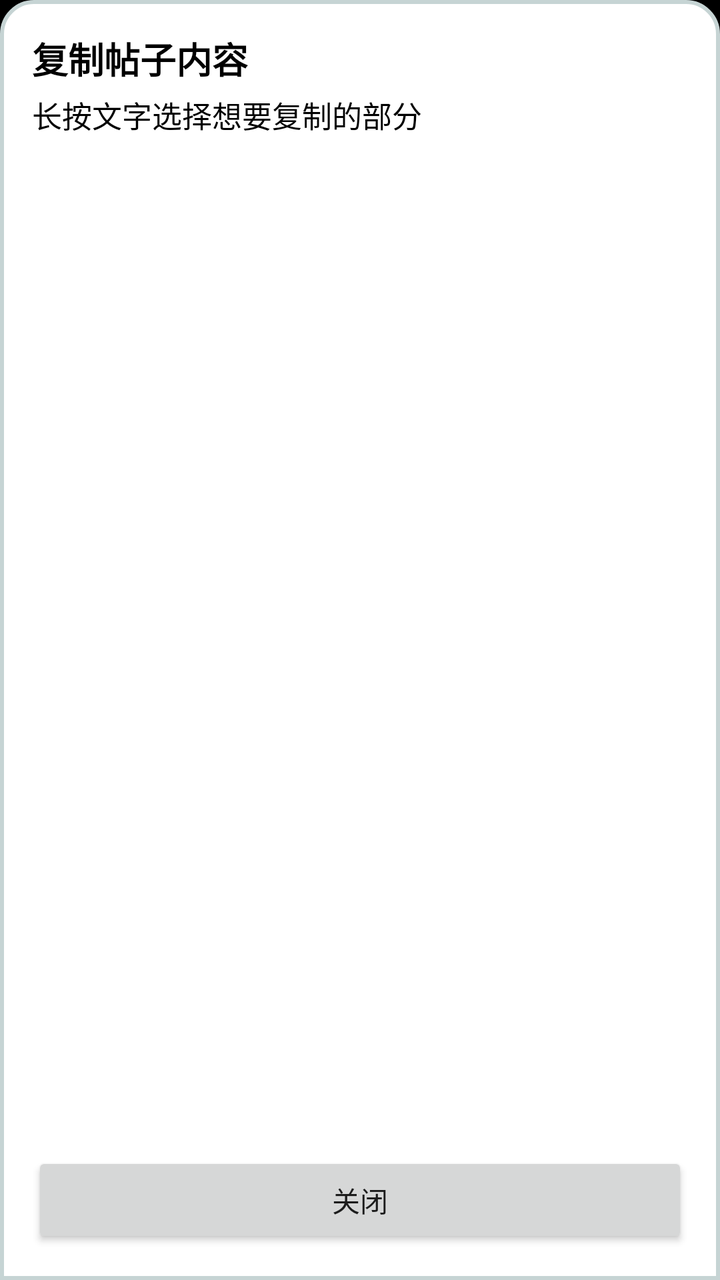
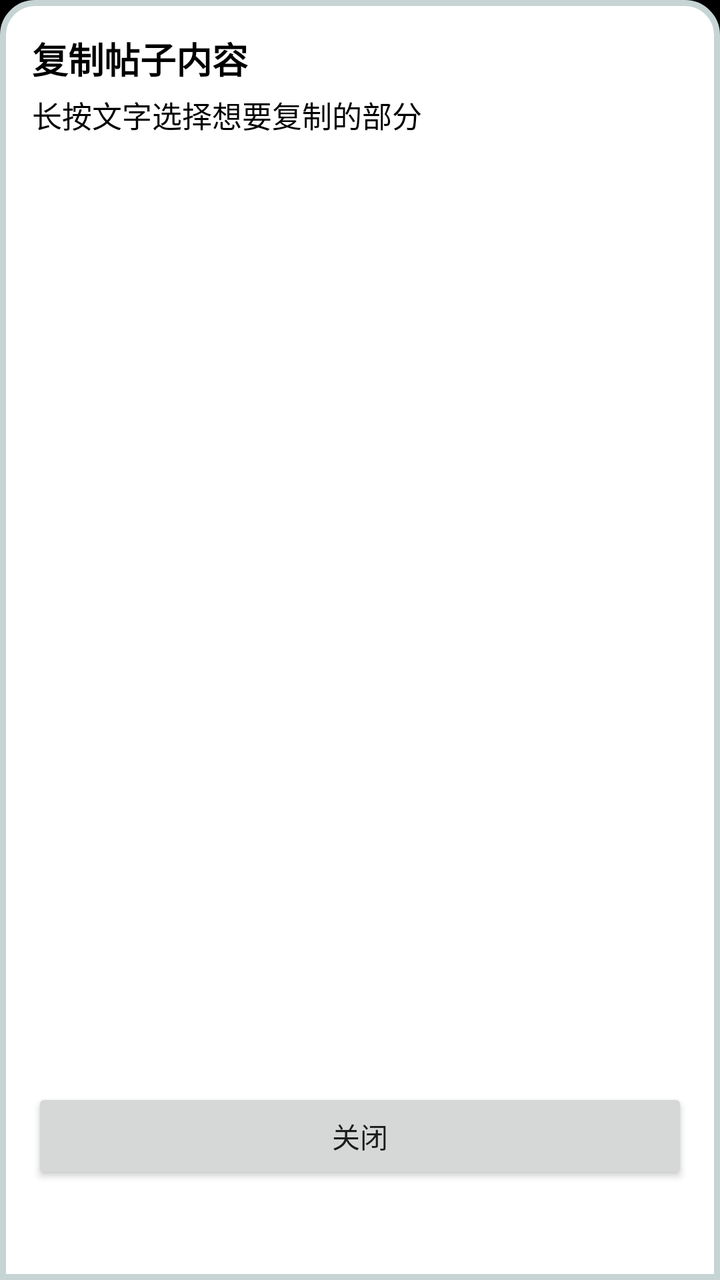

Compare the two renders of this Android layout. The source of the first and the diff that turns it into the second are given below.
<!-- AndroidManifest.xml: application theme AppTheme -->
<!-- res/layout/dialog_copy_text.xml -->
<?xml version="1.0" encoding="utf-8"?>
<LinearLayout xmlns:android="http://schemas.android.com/apk/res/android"
    android:layout_width="match_parent"
    android:layout_height="wrap_content"
    android:orientation="vertical"
    android:background="@drawable/dialog_bottom_sheet_bg"
    android:padding="16dp">

    <TextView
        android:layout_width="match_parent"
        android:layout_height="wrap_content"
        android:text="复制帖子内容"
        android:textColor="@color/status_text_night"
        android:textSize="@dimen/zsmth_font_size_large"
        android:textStyle="bold"
        android:paddingBottom="4dp" />

    <TextView
        android:layout_width="match_parent"
        android:layout_height="wrap_content"
        android:text="长按文字选择想要复制的部分"
        android:textColor="@color/status_text_night"
        android:textSize="@dimen/zsmth_font_size_small"
        android:paddingBottom="10dp" />

    <ScrollView
        android:layout_width="match_parent"
        android:layout_height="0dp"
        android:layout_weight="1"
        android:maxHeight="420dp">

        <TextView
            android:id="@+id/copy_text_content"
            android:layout_width="match_parent"
            android:layout_height="wrap_content"
            android:textIsSelectable="true"
            android:textColor="@color/status_text_night"
            android:textSize="@dimen/zsmth_font_size_medium"
            android:padding="4dp"
            android:lineSpacingExtra="2dp" />
    </ScrollView>

    <Button
        android:id="@+id/copy_text_close"
        android:layout_width="match_parent"
        android:layout_height="wrap_content"
        android:layout_marginTop="12dp"
        android:text="关闭" />
</LinearLayout>
<!-- resources referenced by this layout -->
<resources>
  <color name="status_text_night">#000000</color>
  <dimen name="zsmth_font_size_large">18sp</dimen>
  <dimen name="zsmth_font_size_medium">17sp</dimen>
  <dimen name="zsmth_font_size_small">15sp</dimen>
  <!-- drawable dialog_bottom_sheet_bg (drawable) -->
  <?xml version="1.0" encoding="utf-8"?>
  <shape xmlns:android="http://schemas.android.com/apk/res/android"
      android:shape="rectangle">
      <solid android:color="@color/body_background_night" />
      <stroke
          android:width="2dp"
          android:color="@color/recycler_view_divider" />
      <corners
          android:topLeftRadius="16dp"
          android:topRightRadius="16dp"
          android:bottomLeftRadius="0dp"
          android:bottomRightRadius="0dp" />
  </shape>
  <style name="AppTheme" parent="Theme.AppCompat.Light.DarkActionBar">
      
      <item name="android:windowOptOutEdgeToEdgeEnforcement">true</item>
      
      <item name="colorPrimary">@color/colorPrimary</item>
      <item name="colorPrimaryDark">@color/colorPrimaryDark</item>
      <item name="colorAccent">@color/colorAccent</item>
  
      <item name="android:windowIsTranslucent">true</item>
      <item name="android:windowAnimationStyle">@style/ActivityAnimFade</item>
  
      
      <item name="android:windowBackground">@color/black_background</item>
  
      <item name="preferenceTheme">@style/MyPreferenceThemeOverlay</item>
    </style>
  <color name="body_background_night">#FFFFFF</color>
  <color name="recycler_view_divider">#c6d4d4</color>
  <color name="colorPrimary">#607D8B</color>
  <color name="colorPrimaryDark">#455A64</color>
  <color name="colorAccent">#FF4081</color>
  <style name="ActivityAnimFade" parent="@android:style/Animation.Activity">
      <item name="android:activityOpenEnterAnimation">@anim/activity_fade_in</item>
      <item name="android:activityOpenExitAnimation">@anim/activity_hold</item>
      <item name="android:activityCloseEnterAnimation">@anim/activity_fade_in</item>
      <item name="android:activityCloseExitAnimation">@anim/activity_fade_out</item>
    </style>
  <color name="black_background">#000000</color>
  <style name="MyPreferenceThemeOverlay" parent="PreferenceThemeOverlay.v14.Material">
      <item name="android:background">@color/body_background_night</item>
      <item name="android:textColor">@color/status_text_night</item>
      <item name="android:textColorSecondary">@color/blue_text_night</item>
    </style>
  <color name="blue_text_night">#0099FF</color>
</resources>

<!-- the commit's change to res/layout/dialog_copy_text.xml (unified diff, before → after) -->
@@ -4,7 +4,10 @@
     android:layout_height="wrap_content"
     android:orientation="vertical"
     android:background="@drawable/dialog_bottom_sheet_bg"
-    android:padding="16dp">
+    android:paddingLeft="16dp"
+    android:paddingTop="16dp"
+    android:paddingRight="16dp"
+    android:paddingBottom="48dp">
 
     <TextView
         android:layout_width="match_parent"
<!-- resource entries referenced after the edit -->
@@ -10,7 +10,7 @@
       android:shape="rectangle">
       <solid android:color="@color/body_background_night" />
       <stroke
-          android:width="2dp"
+          android:width="3dp"
           android:color="@color/recycler_view_divider" />
       <corners
           android:topLeftRadius="16dp"
